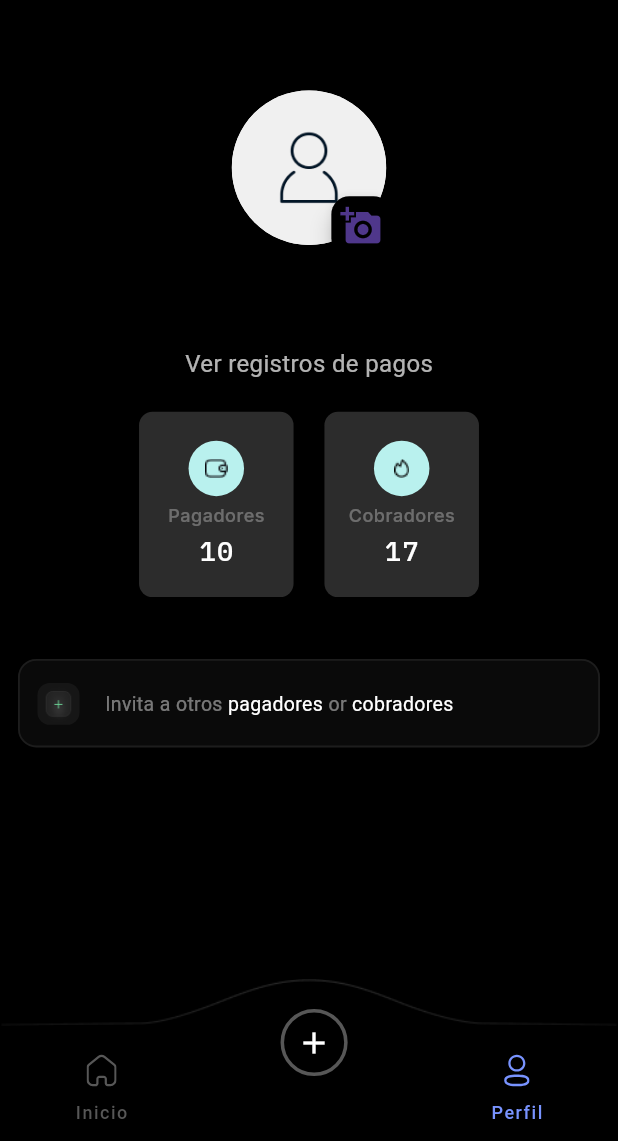
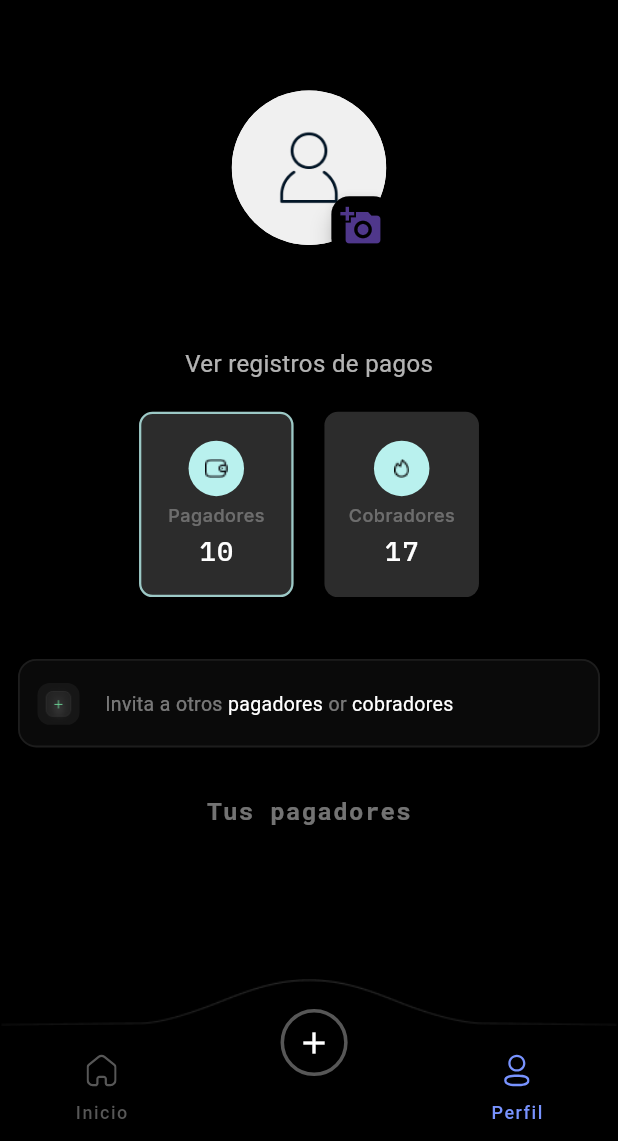
Before and after one commit to carlosguealv/confio, a Flutter app: the ProfileScreen screen opened by its route, after a tap on the "add a photo" icon, on a phone screen of 412 x 824 dp, the part 95-1236 px from its top. Run offline on Flutter 3.47's test engine with Material 3 defaults, Android fonts, the phone set to English and light mode, and no system bars; our stand-ins replace bloc, cloud_firestore, file_picker, firebase_auth, firebase_core, firebase_messaging and 9 more; missing offline and left inert: dart:ffi; accounts and stored records are empty; network calls fail; Roboto replaces fonts that are missing (InterMedium, Poppins).

Commit message:
Profile Pictures implemented.

```diff
--- a/app/confio/lib/screens/home_screen/navbar.dart
+++ b/app/confio/lib/screens/home_screen/navbar.dart
@@ -27,7 +27,7 @@ class _NavBarState extends State<NavBar> with SingleTickerProviderStateMixin {
       height: 108,
       width: double.infinity.w,
       decoration: const BoxDecoration(
-          color: Colors.transparent,
+          color: Colors.black,
           image: DecorationImage(
               image: AssetImage(
                 "lib/assets/images/navbarheader.png",
--- a/app/confio/lib/screens/profile_screen/profile_screen.dart
+++ b/app/confio/lib/screens/profile_screen/profile_screen.dart
@@ -1,7 +1,10 @@
+import 'package:cloud_firestore/cloud_firestore.dart';
 import 'package:confio/models/confio_user.dart';
 import 'package:confio/screens/components/gap.dart';
+import 'package:confio/services/firebase_service.dart';
 import 'package:confio/services/storage_service.dart';
 import 'package:confio/utils/size_config.dart';
+import 'package:flutter/foundation.dart';
 import 'package:flutter/material.dart';
 import 'package:flutter_screenutil/flutter_screenutil.dart';
 import 'package:get/get.dart';
@@ -23,6 +26,7 @@ class PaymentRecordButton extends StatelessWidget {
   final String count;
   final Color color; // This will be used for the background color of the button
   final VoidCallback onTap; // This is the callback that will be called on tap
+  final bool outlined;
 
   const PaymentRecordButton({
     super.key,
@@ -30,6 +34,7 @@ class PaymentRecordButton extends StatelessWidget {
     required this.count,
     required this.color, // Color is now required
     required this.onTap, // onTap callback is now required
+    required this.outlined,
   });
 
   @override
@@ -37,6 +42,7 @@ class PaymentRecordButton extends StatelessWidget {
     // GestureDetector wraps the entire Container to make it tappable
     return GestureDetector(
       onTap: onTap,
+      // outline container only if outlined is true
       child: Container(
         width: sy! * 0.25,
         height: sx! * 0.15,
@@ -44,6 +50,12 @@ class PaymentRecordButton extends StatelessWidget {
         decoration: BoxDecoration(
           color: color, // Use the passed color for the background
           borderRadius: BorderRadius.circular(9),
+          border: outlined
+              ? Border.all(
+                  color: const Color(0xCEB7EEEB),
+                  width: 1.5,
+                )
+              : null,
         ),
         child: Column(
           mainAxisAlignment: MainAxisAlignment.center,
@@ -101,17 +113,22 @@ class ProfileScreen extends StatefulWidget {
 
 class _ProfileScreenState extends State<ProfileScreen> {
   RecordMode mode = RecordMode.payer;
-  File? _image;
+  Uint8List? _image;
 
   Future<void> _pickImage() async {
     final ImagePicker picker = ImagePicker();
     final XFile? image = await picker.pickImage(source: ImageSource.gallery);
 
+    if (image == null) return;
+
+    final Uint8List bytes = await image.readAsBytes();
+
     final ConfioUser? currentUser =
         await authenticationService.currentConfioUser;
-    storageService.uploadProfilePicture(currentUser!, File(image!.path));
+
+    storageService.uploadProfilePicture(currentUser!, bytes);
     setState(() {
-      _image = File(image.path);
+      _image = bytes;
     });
   }
 
@@ -121,7 +138,6 @@ class _ProfileScreenState extends State<ProfileScreen> {
     authenticationService.currentConfioUser.then((user) {
       storageService.getProfilePic(user!).then((value) {
         setState(() {
-          print(value);
           _image = value;
         });
       });
@@ -182,7 +198,7 @@ class _ProfileScreenState extends State<ProfileScreen> {
                   radius: circleRadius,
                   backgroundColor: Colors.white,
                   backgroundImage: _image != null
-                      ? FileImage(_image!) as ImageProvider<Object>
+                      ? MemoryImage(_image!) as ImageProvider<Object>
                       : const AssetImage("lib/assets/images/blankuser.png"),
                 ),
               ),
@@ -198,14 +214,6 @@ class _ProfileScreenState extends State<ProfileScreen> {
                 backgroundColor: Colors.black,
                 mini: true,
                 child: const Icon(Icons.add_a_photo, size: 28),
-              ),
-            ),
-            Positioned.fill(
-              child: Align(
-                alignment: Alignment.bottomCenter,
-                child: NavBar(
-                  currentIndex: 2,
-                ),
               ),
             ),
             Align(
@@ -252,6 +260,7 @@ class _ProfileScreenState extends State<ProfileScreen> {
                               mode = RecordMode.payer;
                             });
                           },
+                          outlined: mode == RecordMode.payer,
                         ),
                         const Gap(
                           width: 0.05,
@@ -265,6 +274,7 @@ class _ProfileScreenState extends State<ProfileScreen> {
                               mode = RecordMode.payee;
                             });
                           },
+                          outlined: mode == RecordMode.payee,
                         ),
                       ],
                     ),
@@ -390,11 +400,94 @@ class _ProfileScreenState extends State<ProfileScreen> {
                           ],
                         ),
                       ),
-                    )
+                    ),
+                    const Gap(
+                      height: 0.05,
+                    ),
+                    Text(
+                      'Tus ${mode == RecordMode.payer ? 'pagadores' : 'cobradores'}',
+                      style: TextStyle(
+                        color: Colors.white.withOpacity(0.44999998807907104),
+                        fontSize: 16,
+                        fontFamily: 'Roboto Mono',
+                        fontWeight: FontWeight.w700,
+                        height: 0.12,
+                        letterSpacing: 0.90,
+                      ),
+                    ),
+                    const Gap(
+                      height: 0.05,
+                    ),
+                    // Item list with item count equal to the amount of payer or payees (depending on the mode)
+                    SingleChildScrollView(
+                      child: FutureBuilder(
+                        future: authenticationService.currentConfioUser,
+                        builder: (context, snapshot) {
+                          return ListView.builder(
+                            shrinkWrap: true,
+                            scrollDirection: Axis.vertical,
+                            itemCount: mode == RecordMode.payer
+                                ? snapshot.data!.payers.length
+                                : snapshot.data!.payees.length,
+                            itemBuilder: (context, index) {
+                              return Container(
+                                width: 388,
+                                height: 77,
+                                decoration: ShapeDecoration(
+                                  color: const Color(0x66202227),
+                                  shape: RoundedRectangleBorder(
+                                    side: BorderSide(
+                                      width: 1,
+                                      color: Colors.white
+                                          .withOpacity(0.03999999910593033),
+                                    ),
+                                    borderRadius: BorderRadius.circular(17),
+                                  ),
+                                ),
+                                child: Row(children: [
+                                  FutureBuilder(
+                                    future: firebaseService.getUserByUid(
+                                        mode == RecordMode.payer
+                                            ? snapshot.data!.payers[index]!
+                                            : snapshot.data!.payees[index]!),
+                                    builder: (context, snapshot) {
+                                      return FutureBuilder(
+                                          future: storageService.getProfilePic(
+                                              ConfioUser.fromDocument(
+                                                  snapshot.data!)),
+                                          builder: (context, snapshot) {
+                                            return CircleAvatar(
+                                              radius: 30,
+                                              backgroundColor: Colors.white,
+                                              backgroundImage: snapshot.data !=
+                                                      null
+                                                  ? MemoryImage(snapshot.data!)
+                                                      as ImageProvider<Object>
+                                                  : const AssetImage(
+                                                      "lib/assets/images/blankuser.png"),
+                                            );
+                                          });
+                                    },
+                                  ),
+                                ]),
+                              );
+                            },
+                          );
+                        },
+                      ),
+                    ),
                   ],
                 ),
               ),
-            )
+            ),
+            Positioned.fill(
+              child: Align(
+                alignment: Alignment.bottomCenter,
+                child: NavBar(
+                  currentIndex: 2,
+                ),
+              ),
+            ),
           ],
         ),
       ),
--- a/app/confio/lib/services/firebase_service.dart
+++ b/app/confio/lib/services/firebase_service.dart
@@ -226,12 +226,12 @@ class FirebaseService {
     }
   }
 
-  Future<Map<String, dynamic>?> getUserByUid(String uid) async {
+  Future<DocumentSnapshot?> getUserByUid(String uid) async {
     try {
       DocumentSnapshot doc =
           await _firestore.collection("users").doc(uid).get();
 
-      final data = doc.data() as Map<String, dynamic>;
+      final data = doc;
 
       return data;
     } on FirebaseException {
--- a/app/confio/lib/services/storage_service.dart
+++ b/app/confio/lib/services/storage_service.dart
@@ -2,18 +2,19 @@ import 'dart:io';
 
 import 'package:confio/models/confio_user.dart';
 import 'package:firebase_storage/firebase_storage.dart';
+import 'package:flutter/foundation.dart';
 import 'package:get/route_manager.dart';
 
 class StorageService {
   StorageService._();
   static final StorageService instance = StorageService._();
 
-  Future<void> uploadProfilePicture(ConfioUser user, File file) async {
+  Future<void> uploadProfilePicture(ConfioUser user, Uint8List image) async {
     try {
       await FirebaseStorage.instance
           .ref()
-          .child('images/${user.email}.png')
-          .putFile(file);
+          .child('images/${user.email}')
+          .putData(image);
     } on FirebaseException catch (e) {
       GetSnackBar(
         title: "Error",
@@ -22,14 +23,15 @@ class StorageService {
     }
   }
 
-  Future<File?> getProfilePic(ConfioUser user) async {
+  Future<Uint8List?> getProfilePic(ConfioUser user) async {
+    const oneMegabyte = 1024 * 1024;
     try {
-      await FirebaseStorage.instance
+      final Uint8List? data = await FirebaseStorage.instance
           .ref()
-          .child('images/${user.email}.png')
-          .writeToFile(File('picture.png'));
+          .child('images/${user.email}')
+          .getData(oneMegabyte);
 
-      return File('picture.png');
+      return data;
     } on FirebaseException catch (e) {
       GetSnackBar(
         title: "Error",
```
